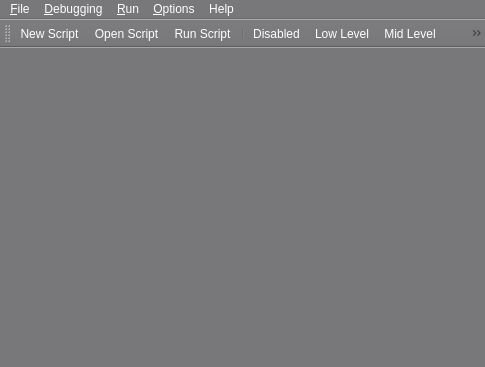
blurstudio/PrEditor, file blurdev/gui/windows/loggerwindow/ui/loggerwindow.ui: the form before one commit.
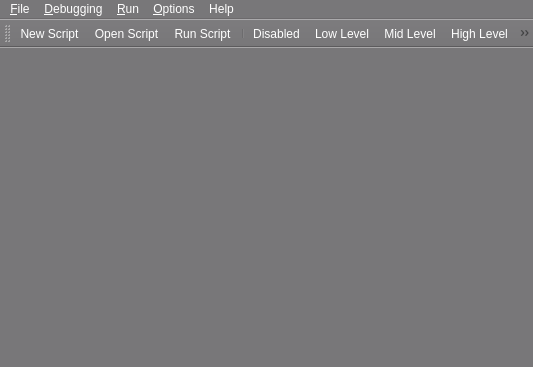
The form after the commit.

Commit message:
Fixed a bug with the Multi-Line Edit when the last line contained only tabs or spaces.
Added Reset Paths to the command logger toolbar.
#8250

The edit to the form file:
```diff
--- a/blurdev/gui/windows/loggerwindow/ui/loggerwindow.ui
+++ b/blurdev/gui/windows/loggerwindow/ui/loggerwindow.ui
@@ -6,7 +6,7 @@
    <rect>
     <x>0</x>
     <y>0</y>
-    <width>485</width>
+    <width>533</width>
     <height>367</height>
    </rect>
   </property>
@@ -488,7 +488,7 @@
     <rect>
      <x>0</x>
      <y>0</y>
-     <width>485</width>
+     <width>533</width>
      <height>21</height>
     </rect>
    </property>
@@ -574,6 +574,8 @@
    <addaction name="uiDebugMidACT"/>
    <addaction name="uiDebugHighACT"/>
    <addaction name="separator"/>
+   <addaction name="uiResetPathsACT"/>
+   <addaction name="separator"/>
    <addaction name="uiRunSelectedACT"/>
    <addaction name="uiRunAllACT"/>
    <addaction name="separator"/>
```
Left out of the diff: 3 changed lines with no effect on the pictures. The commit also changes 2 other files.
